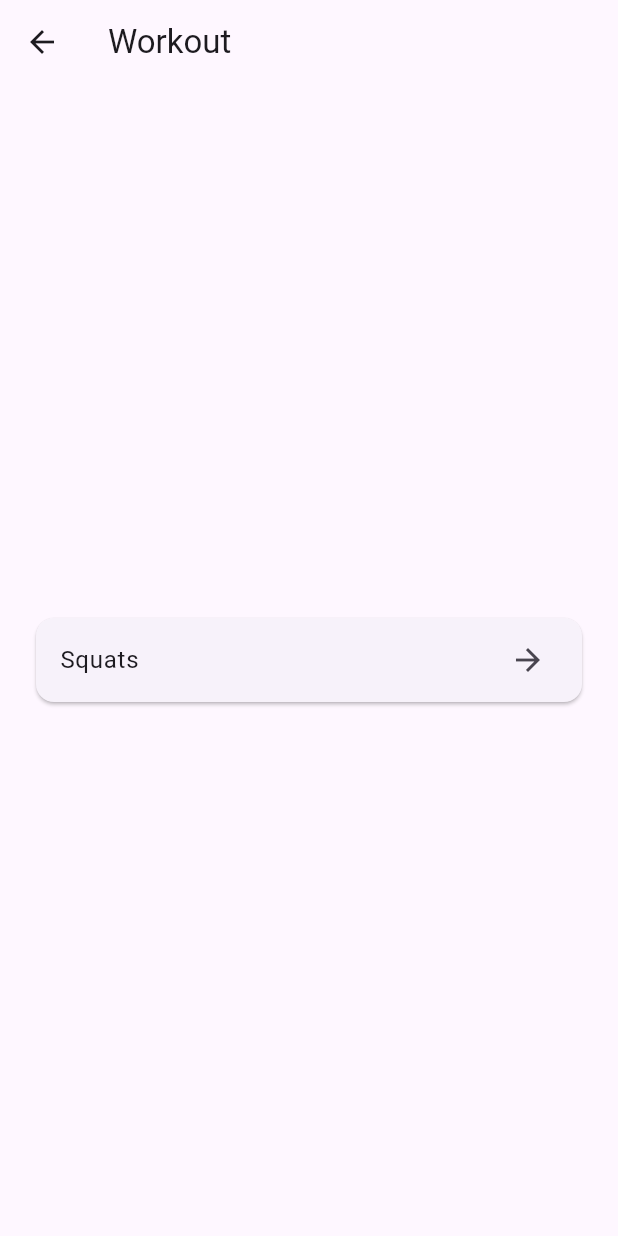
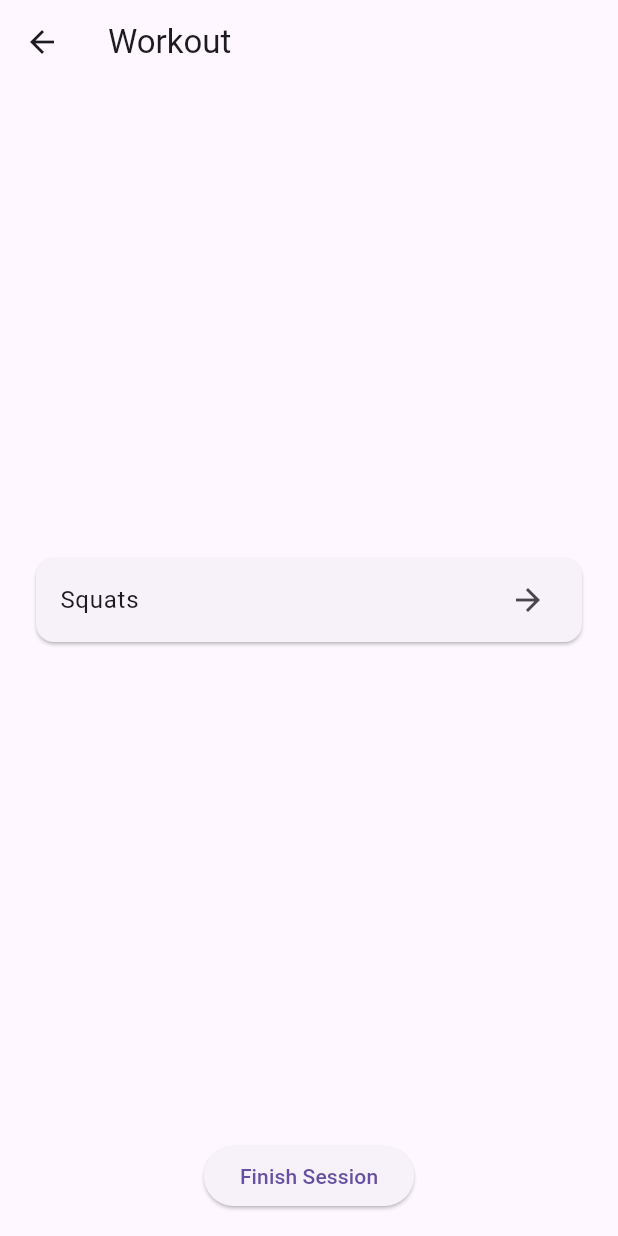
Before and after one commit to Mar-M-A/rehab_app2, a Flutter app: the WorkoutScreen screen opened by its route, on a phone screen of 412 x 824 dp. Run offline on Flutter 3.47's test engine with Material 3 defaults, Android fonts, the phone set to English and light mode, and no system bars; our stand-ins replace flutter_slidable.

Commit message:
Added go-back buttons

```diff
--- a/lib/screens/exercise_screen.dart
+++ b/lib/screens/exercise_screen.dart
@@ -30,6 +30,7 @@ class ExerciseScreen extends StatelessWidget {
             ElevatedButton(
               onPressed: () {
                 // TODO: Mark as complete and return to workout or home
+                Navigator.pushNamed(context, '/workout');
               },
               child: Text('Mark Complete'),
             ),
--- a/lib/screens/home_screen.dart
+++ b/lib/screens/home_screen.dart
@@ -36,7 +36,7 @@ class HomeScreen extends StatelessWidget {
                             title: Text(session)
                         ),
                     )),
-                    // add slidable cards here
+
 
                     const SizedBox(height: 20),
                     ElevatedButton(
--- a/lib/screens/workout_screen.dart
+++ b/lib/screens/workout_screen.dart
@@ -8,12 +8,14 @@ class WorkoutScreen extends StatefulWidget {
 class _WorkoutScreenState extends State<WorkoutScreen> {
   final PageController _controller = PageController();
   final List<String> exercises = ['Squats', 'Push-ups', 'Pull-ups'];
-
     @override
     Widget build(BuildContext context) {
     return Scaffold(
         appBar: AppBar(title: Text('Workout')),
-      body: PageView.builder(
+        body: Column(
+        children: [
+            Expanded(
+            child: PageView.builder(
                 controller: _controller,
                 itemCount: exercises.length,
                 itemBuilder: (ctx, i) {
@@ -37,6 +39,61 @@ class _WorkoutScreenState extends State<WorkoutScreen> {
                 );
                 },
             ),
+            ),
+            Padding(
+            padding: const EdgeInsets.all(16.0),
+            child: ElevatedButton(
+                onPressed: () {
+                // Mark workout complete and go back to home
+                Navigator.pushNamed(context, '/home');
+                },
+                child: Text('Finish Session'),
+            ),
+            ),
+        ],
+        ),
     );
 }
 }
+
+
+// class WorkoutScreen extends StatefulWidget {
+//   @override
+//   _WorkoutScreenState createState() => _WorkoutScreenState();
+// }
+
+// class _WorkoutScreenState extends State<WorkoutScreen> {
+//   final PageController _controller = PageController();
+//   final List<String> exercises = ['Squats', 'Push-ups', 'Pull-ups'];
+
+//   @override
+//   Widget build(BuildContext context) {
+//     return Scaffold(
+//       appBar: AppBar(title: Text('Workout')),
+//       body: PageView.builder(
+//         controller: _controller,
+//         itemCount: exercises.length,
+//         itemBuilder: (ctx, i) {
+//           return Center(
+//             child: Card(
+//               margin: EdgeInsets.all(24),
+//               child: ListTile(
+//                 title: Text(exercises[i]),
+//                 trailing: Icon(Icons.arrow_forward),
+//                 onTap: () => Navigator.pushNamed(
+//                   context,
+//                   '/exercise',
+//                   arguments: {
+//                     'exerciseName': exercises[i],
+//                     'sets': 3,
+//                     'reps': 12
+//                   },
+//                 ),
+//               ),
+//             ),
+//           );
+//         },
+//       ),
+//     );
+//   }
+// }
```
Lines whose indentation alone changed are shown as unchanged.
